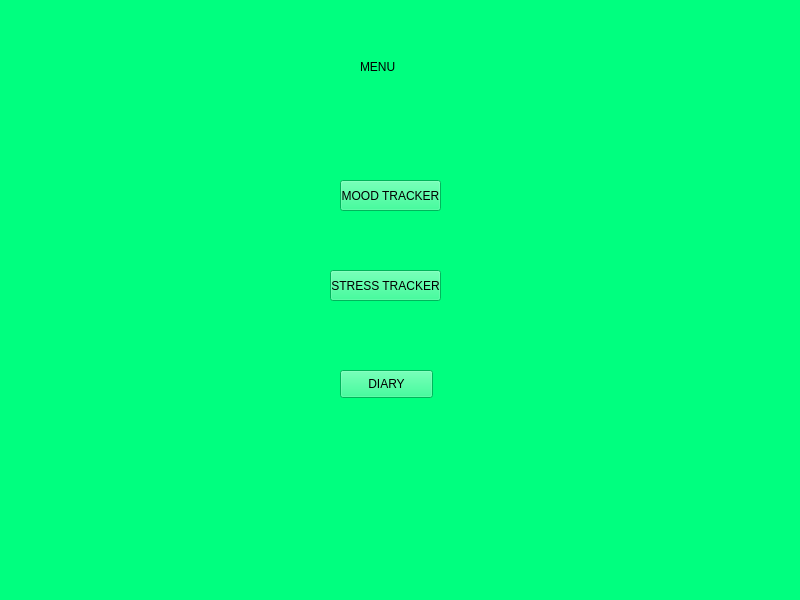
LungoweA/SoulSync, file view/UI files/menu.ui: the form before one commit.
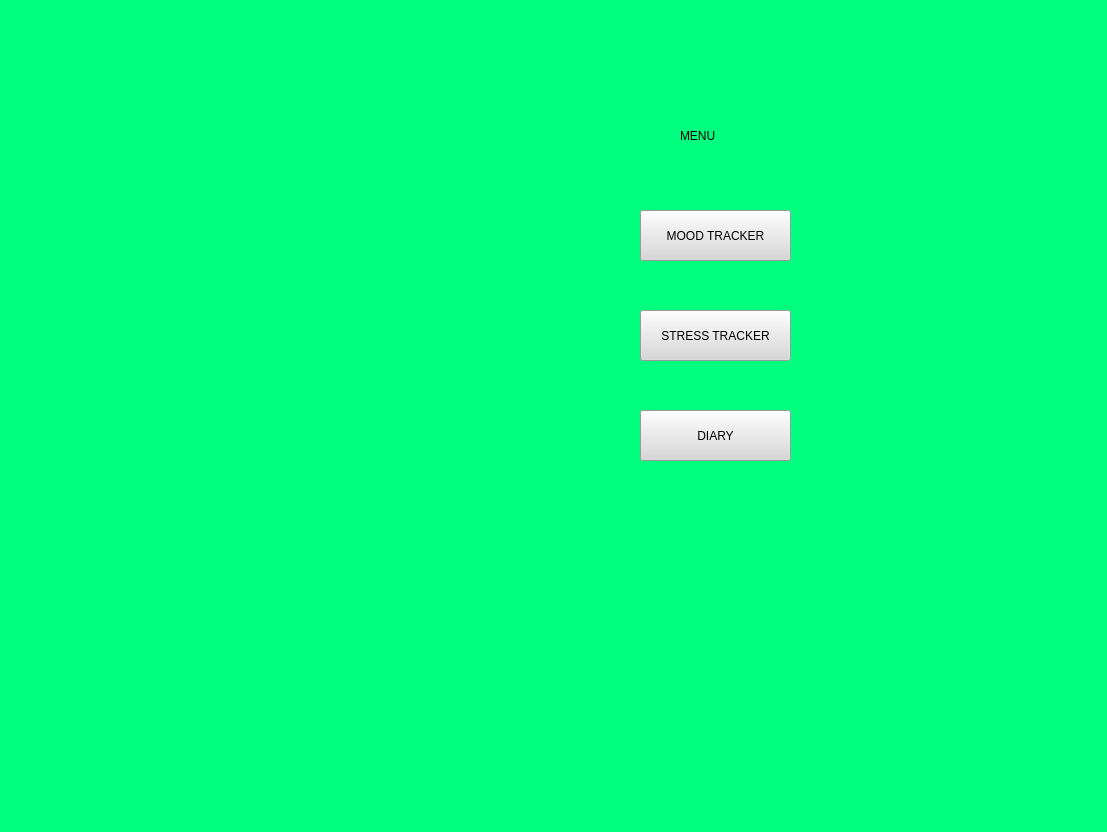
The form after the commit.

Commit message: Modified Mood tracker UI file

```diff
--- a/view/UI files/menu.ui
+++ b/view/UI files/menu.ui
@@ -6,8 +6,8 @@
    <rect>
     <x>0</x>
     <y>0</y>
-    <width>800</width>
-    <height>600</height>
+    <width>1107</width>
+    <height>832</height>
    </rect>
   </property>
   <property name="windowTitle">
@@ -20,12 +20,15 @@
    <widget class="QLabel" name="label">
     <property name="geometry">
      <rect>
-      <x>360</x>
-      <y>60</y>
-      <width>47</width>
-      <height>13</height>
+      <x>680</x>
+      <y>100</y>
+      <width>91</width>
+      <height>71</height>
      </rect>
     </property>
+    <property name="styleSheet">
+     <string notr="true">font: 16pt &quot;Arial&quot;;</string>
+    </property>
     <property name="text">
      <string>MENU</string>
     </property>
@@ -33,12 +36,16 @@
    <widget class="QPushButton" name="pushButton">
     <property name="geometry">
      <rect>
-      <x>340</x>
-      <y>180</y>
-      <width>101</width>
-      <height>31</height>
+      <x>640</x>
+      <y>210</y>
+      <width>151</width>
+      <height>51</height>
      </rect>
     </property>
+    <property name="styleSheet">
+     <string notr="true">font: 10pt &quot;Arial&quot;;
+background-color: rgb(216, 216, 216);</string>
+    </property>
     <property name="text">
      <string>MOOD TRACKER</string>
     </property>
@@ -46,12 +53,16 @@
    <widget class="QPushButton" name="pushButton_2">
     <property name="geometry">
      <rect>
-      <x>330</x>
-      <y>270</y>
-      <width>111</width>
-      <height>31</height>
+      <x>640</x>
+      <y>310</y>
+      <width>151</width>
+      <height>51</height>
      </rect>
     </property>
+    <property name="styleSheet">
+     <string notr="true">font: 10pt &quot;Arial&quot;;
+background-color: rgb(216, 216, 216);</string>
+    </property>
     <property name="text">
      <string>STRESS TRACKER</string>
     </property>
@@ -59,12 +70,16 @@
    <widget class="QPushButton" name="pushButton_3">
     <property name="geometry">
      <rect>
-      <x>340</x>
-      <y>370</y>
-      <width>93</width>
-      <height>28</height>
+      <x>640</x>
+      <y>410</y>
+      <width>151</width>
+      <height>51</height>
      </rect>
     </property>
+    <property name="styleSheet">
+     <string notr="true">font: 10pt &quot;Arial&quot;;
+background-color: rgb(216, 216, 216);</string>
+    </property>
     <property name="text">
      <string>DIARY</string>
     </property>
```
Left out of the diff: 10 changed lines with no effect on the pictures. The commit also changes 1 other file.
